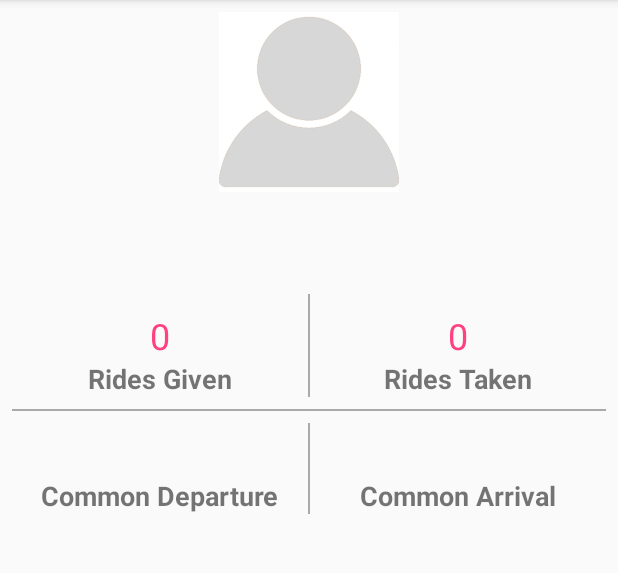
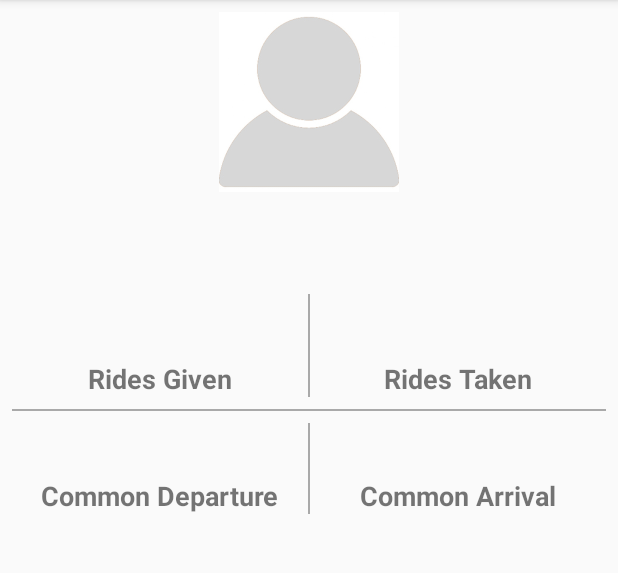
Before and after one commit to kernohad/GV_Carpool, an Android app: the screen it shows after launch once a user with an empty profile is signed in (MainActivity), item 3 of the bottom bar chosen, on a phone screen of 412 x 824 dp, the part 84-657 px from its top. Run offline under Robolectric (Android 15) with nearby library versions, the phone set to English and light mode, and no system bars; our stand-ins replace Firebase (no records; nobody signed in at launch, a user with empty details on screens opened directly), Picasso; pictures from the network do not load; 1 statement that could not run was skipped.

Commit message:
Profile Fragment should be done now
unless we find more bugs or think of anything else it needs to do :p

```diff
--- a/app/src/main/res/layout/fragment_profile.xml
+++ b/app/src/main/res/layout/fragment_profile.xml
@@ -107,7 +107,7 @@
                 android:layout_width="wrap_content"
                 android:layout_height="wrap_content"
                 android:gravity="center"
-                android:text="0"
+                android:text=""
                 android:textColor="@color/colorAccent"
                 android:textSize="24sp" />
 
@@ -137,7 +137,7 @@
                 android:layout_width="wrap_content"
                 android:layout_height="wrap_content"
                 android:gravity="center"
-                android:text="0"
+                android:text=""
                 android:textColor="@color/colorAccent"
                 android:textSize="24sp" />
 
@@ -185,7 +185,7 @@
                 android:gravity="center"
                 android:background="@android:color/transparent"
                 android:cursorVisible="true"
-                android:maxLength="200"
+                android:maxLength="50"
                 android:text=""
                 android:textAlignment="center"
                 android:textColorLink="@android:color/black"
@@ -222,7 +222,7 @@
                 android:gravity="center"
                 android:background="@android:color/transparent"
                 android:cursorVisible="true"
-                android:maxLength="200"
+                android:maxLength="50"
                 android:text=""
                 android:textAlignment="center"
                 android:textColorLink="@android:color/black"
```
Also changed, not shown: app/src/main/java/com/example/dndMobile/gvcarpool/ProfileFragment.kt (+16 -9 lines).
